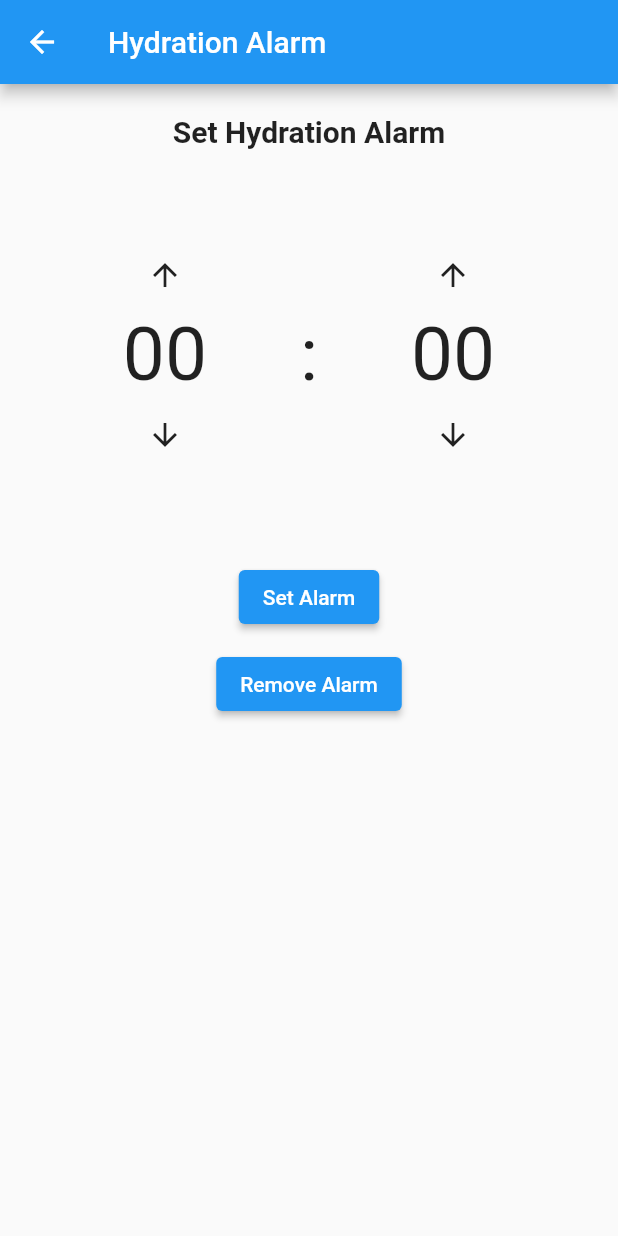
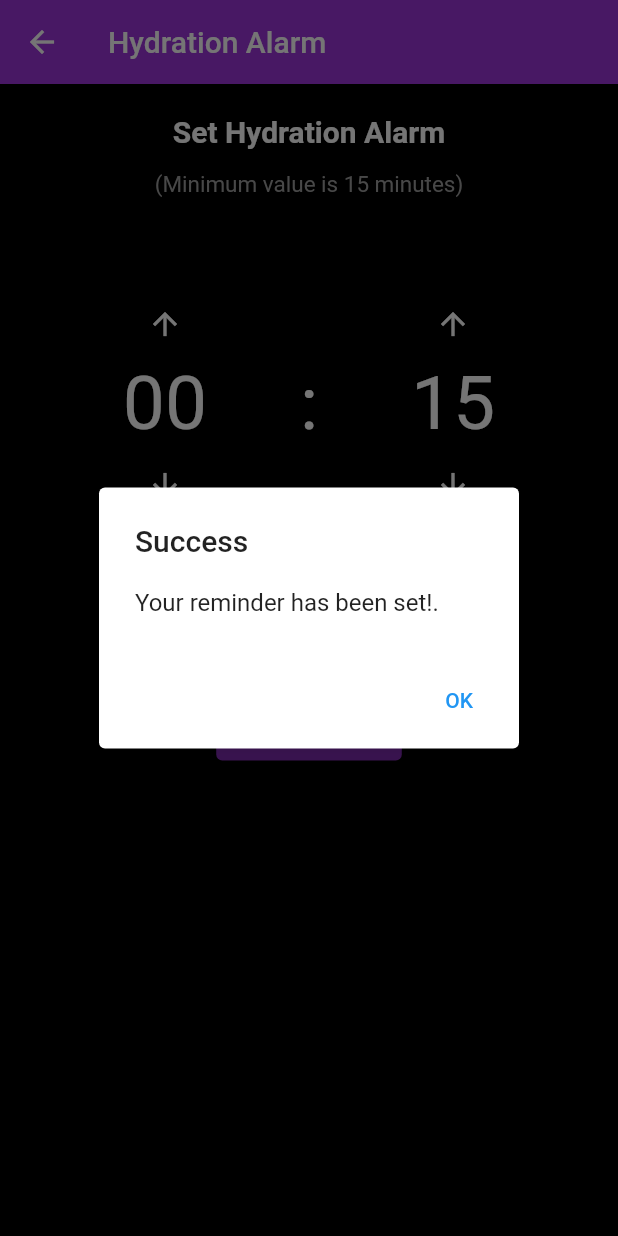
Before and after one commit to HuyBui07/Fiity, a Flutter app: the HydrationAlarmPage screen opened directly, after a tap on the "arrow upward" icon, after a tap on the "arrow downward" icon, after a tap on "Set Alarm", on a phone screen of 412 x 824 dp. Run offline on Flutter 3.47's test engine with Material 2 defaults, Android fonts, the phone set to English and light mode, and no system bars; our stand-ins replace firebase_auth, firebase_core, flutter_local_notifications, flutter_spinkit, timezone, validators; missing offline and left inert: workmanager; accounts and stored records are empty.

Commit message:
Hydartion alarm functionality as well as alteringsome color

```diff
--- a/lib/mainScreen/hydrationAlarmPage.dart
+++ b/lib/mainScreen/hydrationAlarmPage.dart
@@ -1,73 +1,49 @@
+import 'dart:async';
+
 import 'package:flutter/material.dart';
 import 'package:flutter_local_notifications/flutter_local_notifications.dart';
 import 'package:timezone/data/latest.dart' as tz;
-import 'package:timezone/timezone.dart' as tz;
+import 'package:workmanager/workmanager.dart';
+
+const intervalTask = "interval";
+const oneTask = "oneTask";
 
 class HydrationAlarmPage extends StatefulWidget {
+  const HydrationAlarmPage({super.key});
   @override
   _HydrationAlarmPageState createState() => _HydrationAlarmPageState();
 }
 
+FlutterLocalNotificationsPlugin flutterLocalNotificationsPlugin =
+    FlutterLocalNotificationsPlugin();
+
 class _HydrationAlarmPageState extends State<HydrationAlarmPage> {
-  int minutes = 0;
+  Color textColor = Color(0xFFffffff);
+  Color backgroundColor = Color(0xFF000000);
+  Color mainButtonColor = Color(0xFF9d34da);
+  Color secondaryButtonColor = Color(0xFF1a1a1a);
+  Color accentColor = Color(0xFFbd73e8);
+
+  int minutes = 15;
   int hours = 0;
 
   FlutterLocalNotificationsPlugin flutterLocalNotificationsPlugin =
       FlutterLocalNotificationsPlugin();
-
   @override
   void initState() {
     super.initState();
-    // Initialize the plugin
-    const AndroidInitializationSettings initializationSettingsAndroid =
-        AndroidInitializationSettings('@mipmap/ic_launcher');
-    final InitializationSettings initializationSettings =
-        InitializationSettings(android: initializationSettingsAndroid);
-    flutterLocalNotificationsPlugin.initialize(initializationSettings);
+
     tz.initializeTimeZones();
-  }
-
-  Future<void> scheduleNotification() async {
-    // Cancel any previously scheduled notifications
-    await flutterLocalNotificationsPlugin.cancelAll();
-
-    // Configure the notification details
-    const AndroidNotificationDetails androidPlatformChannelSpecifics =
-        AndroidNotificationDetails(
-      'channel_id',
-      'channel_name',
-      importance: Importance.max,
-      priority: Priority.high,
-      showWhen: false,
-    );
-    const NotificationDetails platformChannelSpecifics =
-        NotificationDetails(android: androidPlatformChannelSpecifics);
-
-    // Calculate the scheduled time based on the selected hours and minutes
-    final now = tz.TZDateTime.now(tz.local);
-    final duration = Duration(hours: hours, minutes: minutes);
-    final scheduledDate = now.add(duration);
-
-    // Schedule the notification
-    await flutterLocalNotificationsPlugin.zonedSchedule(
-      0,
-      'Hydration Reminder',
-      'Time to hydrate!',
-      scheduledDate,
-      platformChannelSpecifics,
-      uiLocalNotificationDateInterpretation:
-          UILocalNotificationDateInterpretation.absoluteTime,
-      androidAllowWhileIdle: true,
-      matchDateTimeComponents: DateTimeComponents.time,
-      payload: 'hydrate_payload',
-    );
+    Noti.initialize(flutterLocalNotificationsPlugin);
   }
 
   @override
   Widget build(BuildContext context) {
     return Scaffold(
+      backgroundColor: backgroundColor,
       appBar: AppBar(
         title: Text('Hydration Alarm'),
+        backgroundColor: mainButtonColor,
       ),
       body: SingleChildScrollView(
         child: Center(
@@ -81,7 +57,13 @@
                   style: TextStyle(
                     fontSize: 20.0,
                     fontWeight: FontWeight.bold,
+                    color: textColor,
                   ),
+                ),
+                SizedBox(height: 15.0),
+                Text(
+                  '(Minimum value is 15 minutes)',
+                  style: TextStyle(fontSize: 15.0, color: Colors.grey),
                 ),
                 SizedBox(height: 50.0),
                 Row(
@@ -108,11 +90,15 @@
                                   if (hours < 24) hours++;
                                 });
                               },
-                              icon: Icon(Icons.arrow_upward),
+                              icon: Icon(
+                                Icons.arrow_upward,
+                                color: textColor,
+                              ),
                             ),
                             Text(
                               '${hours.toString().padLeft(2, '0')}',
-                              style: TextStyle(fontSize: 50.0),
+                              style:
+                                  TextStyle(fontSize: 50.0, color: textColor),
                             ),
                             IconButton(
                               onPressed: () {
@@ -121,6 +107,7 @@
                                 });
                               },
                               icon: Icon(Icons.arrow_downward),
+                              color: textColor,
                             ),
                           ],
                         ),
@@ -128,14 +115,16 @@
                     ),
                     Text(
                       ':',
-                      style: TextStyle(fontSize: 50.0),
+                      style: TextStyle(fontSize: 50.0, color: textColor),
                     ),
                     GestureDetector(
                       onVerticalDragUpdate: (details) {
                         setState(() {
                           int delta = (details.delta.dy / 4).round();
                           minutes -= delta;
-                          if (minutes < 0) {
+                          if (minutes < 15 && hours == 0) {
+                            minutes = 15;
+                          } else if (minutes < 0) {
                             if (hours > 0) {
                               hours--;
                               minutes = 59;
@@ -159,19 +148,25 @@
                                   if (minutes < 59) minutes++;
                                 });
                               },
-                              icon: Icon(Icons.arrow_upward),
+                              icon: Icon(Icons.arrow_upward, color: textColor),
                             ),
                             Text(
                               '${minutes.toString().padLeft(2, '0')}',
-                              style: TextStyle(fontSize: 50.0),
+                              style:
+                                  TextStyle(fontSize: 50.0, color: textColor),
                             ),
                             IconButton(
                               onPressed: () {
                                 setState(() {
-                                  if (minutes > 0) minutes--;
+                                  if (minutes <= 15 && hours == 0) {
+                                    minutes = 15;
+                                  } else if (minutes > 0) minutes--;
                                 });
                               },
-                              icon: Icon(Icons.arrow_downward),
+                              icon: Icon(
+                                Icons.arrow_downward,
+                                color: textColor,
+                              ),
                             ),
                           ],
                         ),
@@ -181,15 +176,90 @@
                 ),
                 SizedBox(height: 50.0),
                 ElevatedButton(
+                  style: ButtonStyle(
+                    backgroundColor:
+                        MaterialStateProperty.all<Color>(mainButtonColor),
+                  ),
                   onPressed: () {
-                    scheduleNotification();
+                    //Convert minute and hours to second in tz.Datetime. If it's zero, alarm user to  make it bigger than zero. Other wise start schedule
+                    int seconds = minutes * 60 + hours * 3600;
+
+                    if (seconds < 900) {
+                      showDialog(
+                          context: context,
+                          builder: (context) {
+                            return AlertDialog(
+                              title: Text('Error'),
+                              content: Text(
+                                  'Please set the alarm to a time equal or greater than 15 minutes.'),
+                              actions: [
+                                TextButton(
+                                  onPressed: () {
+                                    Navigator.of(context).pop();
+                                  },
+                                  child: Text('OK'),
+                                ),
+                              ],
+                            );
+                          });
+                    } else {
+                      //alarm user of successful notification
+                      showDialog(
+                          context: context,
+                          builder: (context) {
+                            return AlertDialog(
+                              title: Text('Success'),
+                              content: Text('Your reminder has been set!.'),
+                              actions: [
+                                TextButton(
+                                  onPressed: () {
+                                    Navigator.of(context).pop();
+                                  },
+                                  child: Text('OK'),
+                                ),
+                              ],
+                            );
+                          });
+                      Workmanager().cancelAll();
+                      Workmanager().registerPeriodicTask(
+                        intervalTask,
+                        intervalTask,
+                        frequency: Duration(seconds: seconds),
+                      );
+
+                      // Workmanager().registerOneOffTask(oneTask, oneTask);
+                      //Pop this page
+                    }
                   },
                   child: Text('Set Alarm'),
                 ),
                 SizedBox(height: 10.0),
                 ElevatedButton(
+                  style: ButtonStyle(
+                    backgroundColor:
+                        MaterialStateProperty.all<Color>(mainButtonColor),
+                  ),
                   onPressed: () {
                     // TODO: Handle alarm removal
+                    Workmanager().cancelAll();
+                    //Alert user that all task is cancelled
+                    showDialog(
+                        context: context,
+                        builder: (context) {
+                          return AlertDialog(
+                            title: Text('Success'),
+                            content: Text('Your reminder has been cancelled!'),
+                            actions: [
+                              TextButton(
+                                onPressed: () {
+                                  Navigator.of(context).pop();
+                                },
+                                child: Text('OK'),
+                              ),
+                            ],
+                          );
+                        });
+                    print("All task cancelled");
                   },
                   child: Text('Remove Alarm'),
                 ),
@@ -201,3 +271,36 @@
     );
   }
 }
+
+class Noti {
+  static Future initialize(
+      FlutterLocalNotificationsPlugin flutterLocalNotificationsPlugin) async {
+    var androidInitialize = new AndroidInitializationSettings('app_icon');
+    var iOSInitialize = new DarwinInitializationSettings();
+    var initializeSettings = new InitializationSettings(
+        android: androidInitialize, iOS: iOSInitialize);
+    await flutterLocalNotificationsPlugin.initialize(initializeSettings);
+  }
+
+  static Future ShowNotification({
+    required String title,
+    required String body,
+    required FlutterLocalNotificationsPlugin fln,
+  }) async {
+    await fln.cancelAll();
+
+    AndroidNotificationDetails androidDetails = AndroidNotificationDetails(
+      "Channel 1",
+      "Hydration Alarm",
+      importance: Importance.max,
+      priority: Priority.high,
+      styleInformation: BigTextStyleInformation(body),
+    );
+    var not = NotificationDetails(
+      android: androidDetails,
+      iOS: DarwinNotificationDetails(),
+    );
+    fln.show(0, title, body, not);
+    if (title == "Hydration reminder!") print("Success");
+  }
+}
--- a/pubspec.yaml
+++ b/pubspec.yaml
@@ -43,6 +43,10 @@
   flutter_spinkit: ^5.2.0
   google_fonts: ^4.0.4
   flutter_local_notifications: ^14.1.0
+  permission_handler: ^10.2.0
+  shared_preferences: ^2.1.1
+  workmanager: ^0.5.1
+  worker_manager: ^6.0.1
 
 dev_dependencies:
   flutter_test:
```
Also changed, not shown: 2 other files.
